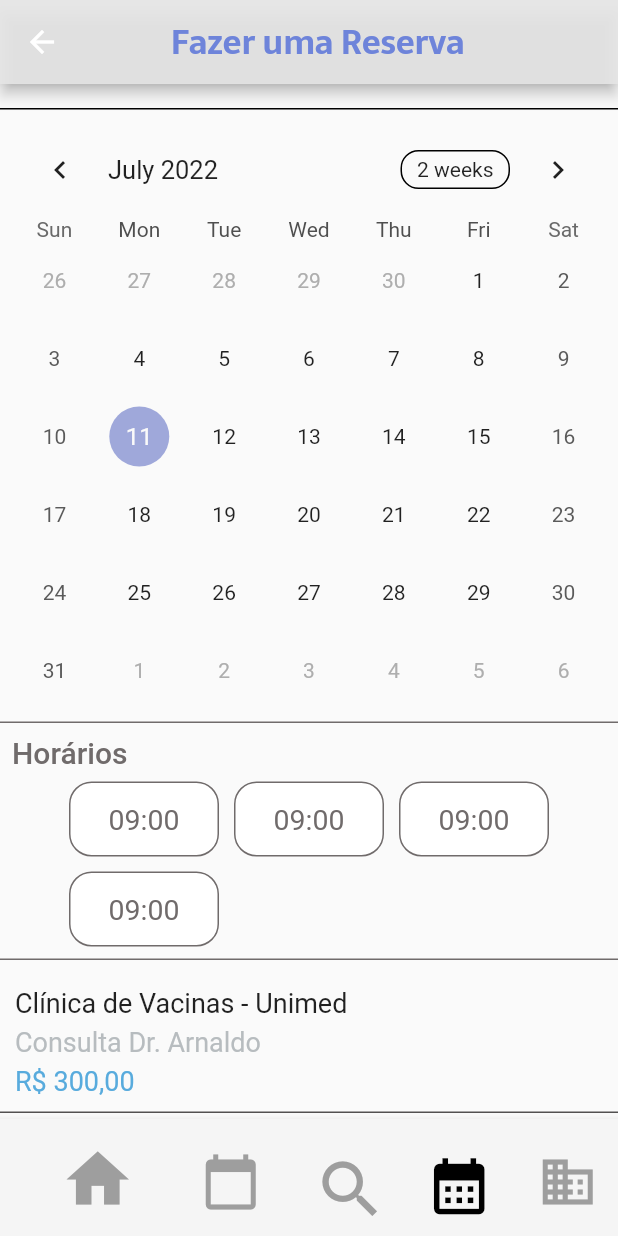
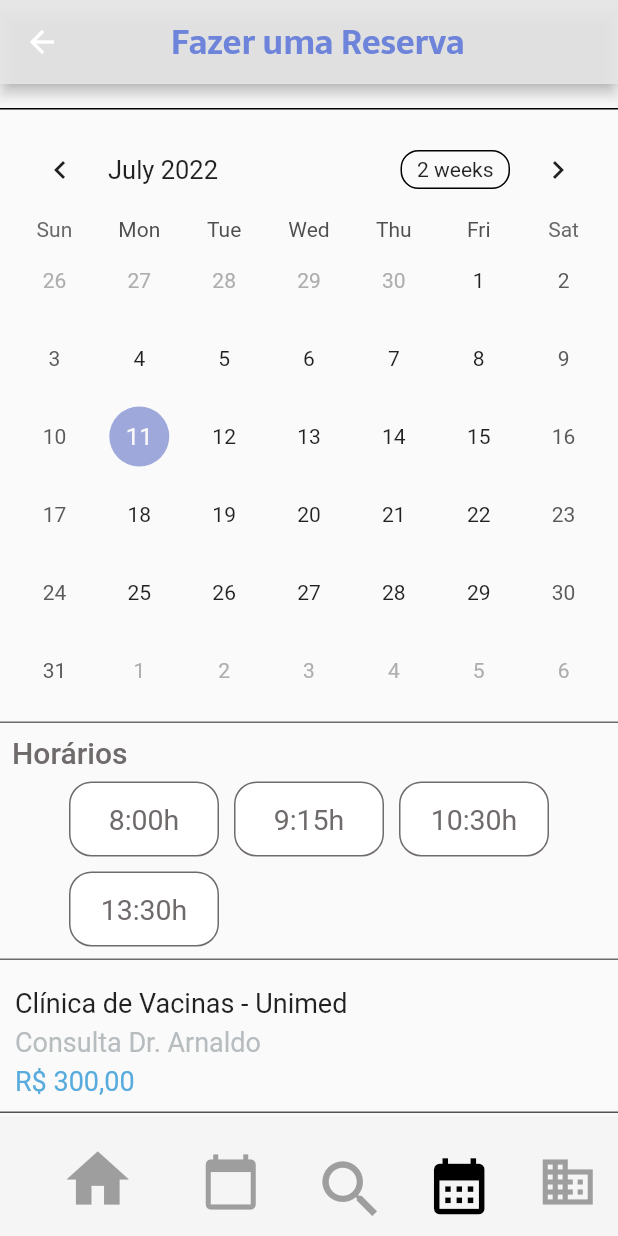
Before and after one commit to JoaoArrudaWarren/Agenda-Proway, a Flutter app: the screen it shows after launch, item 4 of the bottom bar chosen, on a phone screen of 412 x 824 dp. Run offline on Flutter 3.47's test engine with Material 2 defaults, Android fonts, the phone set to English and light mode, and no system bars; drawn by our look-alikes of table_calendar.

Commit message:
[style] setState time button

```diff
--- a/lib/presenter/schedule/schedule.dart
+++ b/lib/presenter/schedule/schedule.dart
@@ -6,8 +6,22 @@ import 'widgets/available_times.dart';
 import 'widgets/confirm _reservation_btn.dart';
 import 'widgets/doctor_row_reservation.dart';
 
-class Schedule extends StatelessWidget {
+class Schedule extends StatefulWidget {
   const Schedule({Key? key}) : super(key: key);
+
+  @override
+  State<Schedule> createState() => _ScheduleState();
+}
+
+class _ScheduleState extends State<Schedule> {
+ // final Map<int> indexTimeList = ();
+  bool clicked = false;
+    void changeIsOn() {
+    setState(() {
+      clicked = true;
+    });
+  }
+
 
   @override
   Widget build(BuildContext context) {
@@ -15,7 +29,6 @@ class Schedule extends StatelessWidget {
       bottomNavigationBar: const BottonNavigationPage(
         paginaAtual: 'Schedule()',
       ),
-      //appBar: AppBar(),
       appBar: AppBar(
         backgroundColor: const Color.fromARGB(229, 229, 229, 229),
         title: const Center(
@@ -72,10 +85,10 @@ class Schedule extends StatelessWidget {
                   spacing: 10,
                   runSpacing: 10,
                   children: const [
-                    AvailableTimes(),
-                    AvailableTimes(),
-                    AvailableTimes(),
-                    AvailableTimes(),
+                    AvailableTimes(time: '8:00h', indexTime: 1,),
+                    AvailableTimes(time: '9:15h', indexTime: 2,),
+                    AvailableTimes(time: '10:30h', indexTime: 3,),
+                    AvailableTimes(time: '13:30h', indexTime: 4,),
                   ],
                 ),
                 Padding(
--- a/lib/presenter/schedule/widgets/available_times.dart
+++ b/lib/presenter/schedule/widgets/available_times.dart
@@ -1,9 +1,26 @@
 import 'package:flutter/material.dart';
 
-class AvailableTimes extends StatelessWidget {
+class AvailableTimes extends StatefulWidget {
+  final String time;
+  final int indexTime;
+
+
    const AvailableTimes({
     Key? key,
+    required this.time, required this.indexTime,
   }) : super(key: key);
+
+  @override
+  State<AvailableTimes> createState() => _AvailableTimesState();
+}
+
+class _AvailableTimesState extends State<AvailableTimes> {
+    bool clicked = false;
+    void changeIsOn() {
+    setState(() {
+      clicked = !clicked;
+    });
+  }
 
   @override
   Widget build(BuildContext context) {
@@ -12,19 +29,24 @@ class AvailableTimes extends StatelessWidget {
         width: 100,
         height: 50,
         decoration: BoxDecoration(
-        color: const Color.fromARGB(255, 255, 255, 255),
+          color: clicked
+              ? const Color.fromARGB(255, 110, 132, 218)
+              : const Color.fromARGB(255, 255, 255, 255),
           borderRadius: BorderRadius.circular(15),
           border: Border.all(
-            color: const Color.fromARGB(255, 112, 107, 107),
-            width: 1),
+              color: const Color.fromARGB(255, 112, 107, 107), width: 1),
         ),
-      child: const Text(
-        '09:00',
+        child: TextButton(onPressed: () {
+                changeIsOn();
+              }, child: Text(
+            widget.time,
             style: TextStyle(
-            color: Color.fromARGB(255, 112, 107, 107),
+                color: clicked
+                    ? const Color.fromARGB(255, 255, 255, 255)
+                    : const Color.fromARGB(255, 112, 107, 107),
                 fontSize: 19,
                 fontWeight: FontWeight.w400),
-      ),
+          ),)
         );
   }
 }
```
Lines whose indentation alone changed are shown as unchanged.
